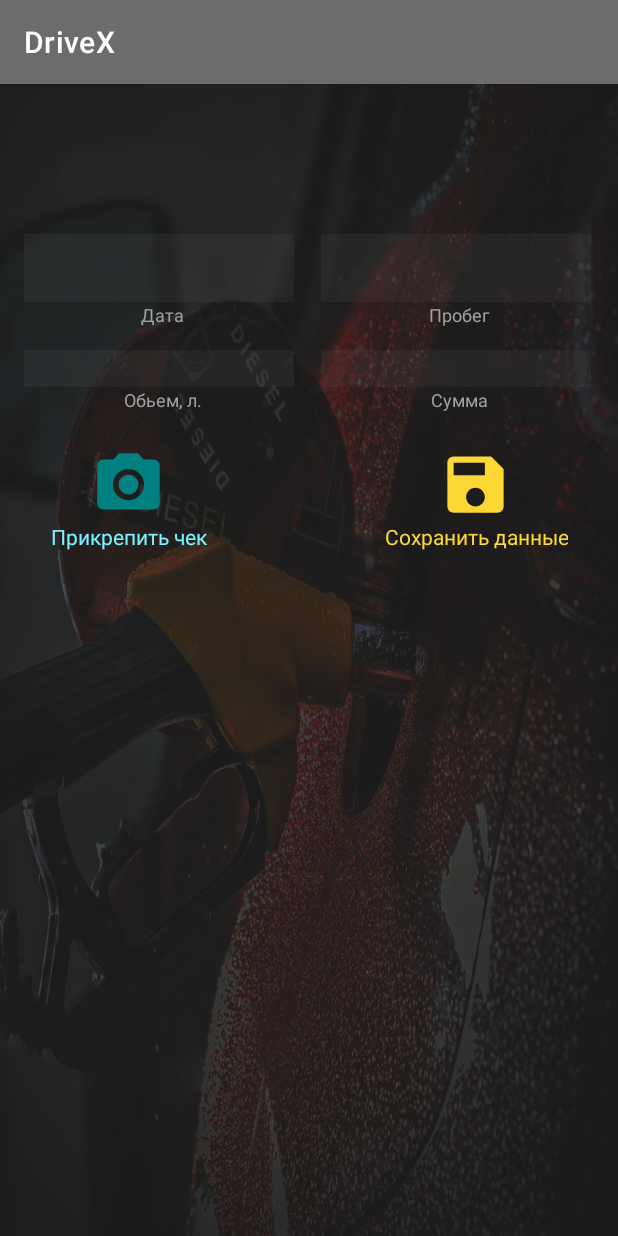
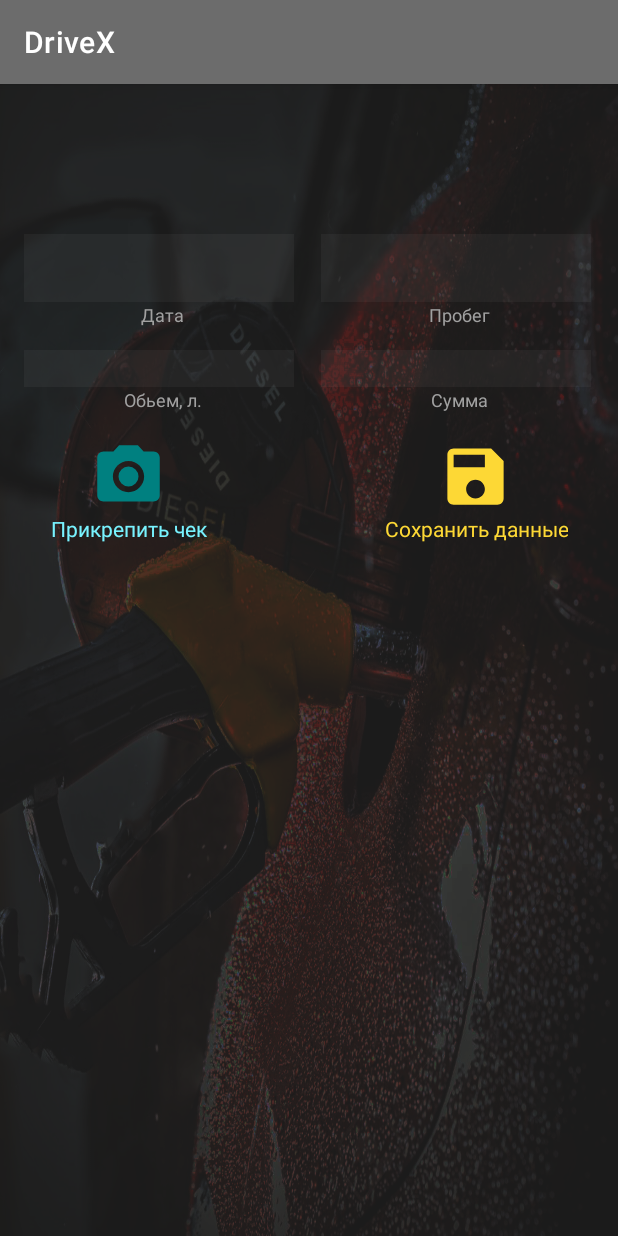
Before and after one commit to 4erenkevi4/DriveX__manager_expenses_car, an Android app: the FuelActivity screen opened directly, with no data from a screen before it, on a phone screen of 412 x 824 dp. Run offline under Robolectric (Android 15) with nearby library versions, the light colour scheme and no system bars; libraries missing offline, so code that uses them is left out: androidx.camera.core, androidx.camera.lifecycle, androidx.camera.view; 1 statement that could not run was skipped.

Commit message:
(FIX)Redacted details screen

```diff
--- a/app/src/main/java/com/example/drivex/presentation/ui/activity/FuelActivity.kt
+++ b/app/src/main/java/com/example/drivex/presentation/ui/activity/FuelActivity.kt
@@ -10,6 +10,7 @@ import android.widget.TextView
 import android.widget.Toast
 import android.widget.Toast.makeText
 import androidx.core.net.toUri
+import androidx.core.view.isVisible
 import androidx.lifecycle.ViewModelProvider
 import com.example.drivex.R
 import com.example.drivex.data.model.Refuel
@@ -25,9 +26,12 @@ class FuelActivity : AbstractActivity() {
     private lateinit var editTextVolume: EditText
     private lateinit var description: TextView
     private lateinit var buttonPhoto: ImageView
+    private lateinit var desButtonPhoto: TextView
     private lateinit var buttonSave: ImageView
     private lateinit var containerPhoto: ImageView
     private lateinit var fuelViewModel: AbstractViewModel
+    private lateinit var selectionType: TextView
+
 
 
     override fun onCreate(savedInstanceState: Bundle?) {
@@ -42,6 +46,8 @@ class FuelActivity : AbstractActivity() {
         buttonSave = findViewById(R.id.button_save)
         containerPhoto = findViewById(R.id.fuel_photo_container)
         description = findViewById(R.id.textView_description)
+        selectionType = findViewById(R.id.selection_type)
+        desButtonPhoto = findViewById(R.id.description_button_photo)
         val viewModelFactory = ViewModelFactory(application)
         fuelViewModel = ViewModelProvider(this, viewModelFactory).get(AbstractViewModel::class.java)
         val id = intent.getLongExtra("id", -1L)
@@ -63,6 +69,9 @@ class FuelActivity : AbstractActivity() {
         val intent = Intent(this, MainActivity::class.java)
         fuelViewModel.readRefuelById(id).observe(this, { desc ->
             desc?.let {
+                desButtonPhoto.isVisible = false
+                buttonPhoto.isVisible = false
+                selectionType.text = "Категория"
                 editTextMileage.setText(desc.mileage.toString())
                 editTextVolume.setText(desc.title)
                 editTextCost.setText(desc.totalSum.toString())
--- a/app/src/main/res/layout/activity_refuel.xml
+++ b/app/src/main/res/layout/activity_refuel.xml
@@ -6,7 +6,6 @@
     android:layout_width="match_parent"
     android:layout_height="match_parent"
     android:background="@drawable/fuel_image">
-
 
     <TextView
         android:id="@+id/textView_description"
@@ -39,8 +38,6 @@
         app:layout_constraintHorizontal_bias="0.525"
         app:layout_constraintStart_toStartOf="@+id/textView_date"
         app:layout_constraintTop_toBottomOf="@+id/textView_date" />
-
-
 
     <EditText
         android:id="@+id/text_mileage"
@@ -75,7 +72,9 @@
         app:layout_constraintStart_toEndOf="@+id/edit_text_volume"
         app:layout_constraintTop_toTopOf="@+id/edit_text_volume"
         />
+
     <TextView
+        android:id="@+id/textView5"
         android:layout_width="100dp"
         android:layout_height="wrap_content"
         android:gravity="center"
@@ -99,6 +98,7 @@
         app:layout_constraintTop_toBottomOf="@+id/textView_date" />
 
     <TextView
+        android:id="@+id/selection_type"
         android:layout_width="100dp"
         android:layout_height="wrap_content"
         android:gravity="center"
@@ -114,15 +114,15 @@
         android:id="@+id/button_photo"
         android:layout_width="50dp"
         android:layout_height="50dp"
-        android:layout_marginTop="40dp"
+        android:layout_marginTop="18dp"
         android:src="@drawable/ic_baseline_camera_alt_24"
         app:layout_constraintEnd_toStartOf="@+id/button_save"
         app:layout_constraintHorizontal_bias="0.25"
         app:layout_constraintStart_toStartOf="parent"
-        app:layout_constraintTop_toBottomOf="@+id/edit_text_volume" />
+        app:layout_constraintTop_toBottomOf="@+id/selection_type" />
 
     <TextView
-        android:id="@+id/textView7"
+        android:id="@+id/description_button_photo"
         android:layout_width="wrap_content"
         android:layout_height="wrap_content"
         android:gravity="center"
@@ -137,10 +137,11 @@
         android:id="@+id/button_save"
         android:layout_width="50dp"
         android:layout_height="50dp"
+        android:layout_marginTop="18dp"
         android:layout_marginEnd="70dp"
         android:src="@drawable/ic_baseline_save_24"
         app:layout_constraintEnd_toEndOf="parent"
-        app:layout_constraintTop_toTopOf="@+id/button_photo" />
+        app:layout_constraintTop_toBottomOf="@+id/textView5" />
 
     <TextView
         android:id="@+id/textView6"
@@ -156,7 +157,9 @@
     <androidx.fragment.app.FragmentContainerView
         android:id="@+id/fragmentcontainer"
         android:layout_width="match_parent"
-        android:layout_height="match_parent">
+        android:layout_height="match_parent"
+        tools:layout_editor_absoluteX="0dp"
+        tools:layout_editor_absoluteY="0dp">
 
     </androidx.fragment.app.FragmentContainerView>
 
@@ -167,7 +170,7 @@
         app:layout_constraintBottom_toBottomOf="parent"
         app:layout_constraintEnd_toEndOf="parent"
         app:layout_constraintStart_toStartOf="parent"
-        app:layout_constraintTop_toBottomOf="@+id/textView7"
+        app:layout_constraintTop_toBottomOf="@+id/description_button_photo"
         android:contentDescription="@string/todo"
         android:visibility="visible"/>
 
```
